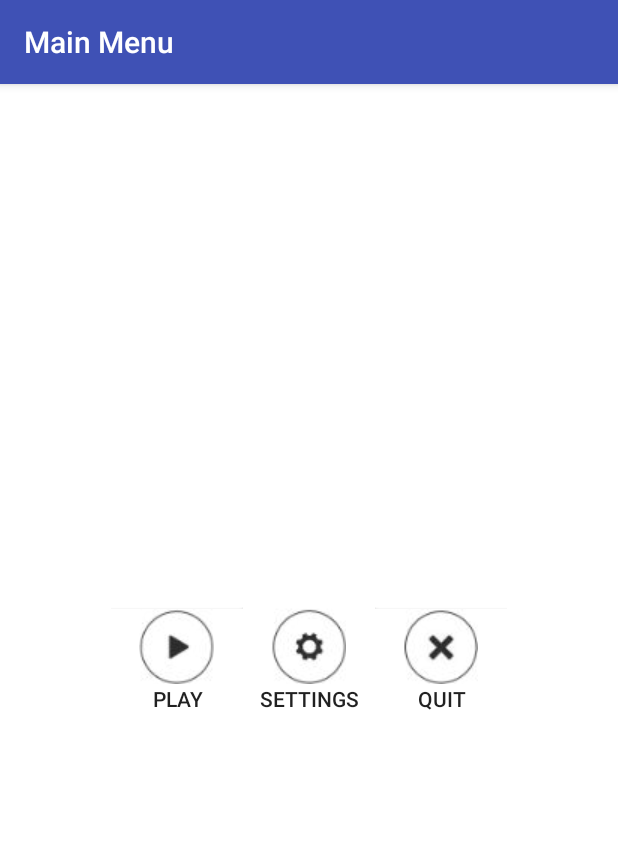
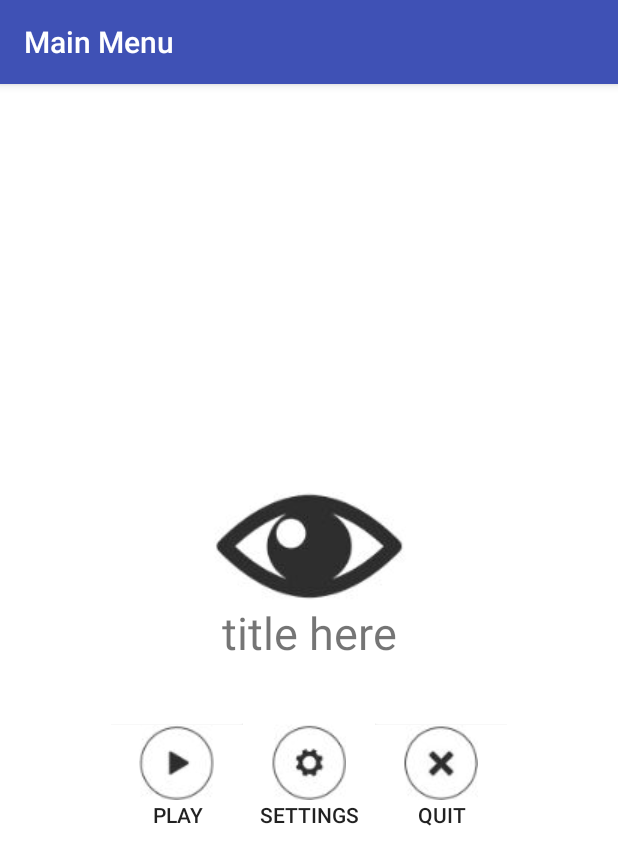
Before and after one commit to sphassan/Team-NULL, an Android app: the screen it shows after launch (MainActivity), on a phone screen of 412 x 824 dp. Shown: the top 865 px of the screen. Run offline under Robolectric (Android 15) with nearby library versions, the phone set to English and light mode, and no system bars.

Commit message:
main menu display changes

```diff
--- a/team-null/app/src/main/res/layout/activity_main.xml
+++ b/team-null/app/src/main/res/layout/activity_main.xml
@@ -10,11 +10,29 @@
     <LinearLayout
         android:id="@+id/LinearLayout"
         android:layout_height="wrap_content"
+        android:layout_width="fill_parent"
+        android:orientation="vertical"
+        android:gravity="center"
+        app:layout_constraintBottom_toBottomOf="parent"
+        app:layout_constraintTop_toTopOf="parent">
+
+        <TextView
             android:layout_width="wrap_content"
-        app:layout_constraintBottom_toBottomOf="parent"
-        app:layout_constraintLeft_toLeftOf="parent"
-        app:layout_constraintRight_toRightOf="parent"
-        app:layout_constraintTop_toTopOf="parent">
+            android:layout_height="wrap_content"
+            android:gravity="center_horizontal"
+            android:drawableTop="@drawable/eye"
+            android:textSize="30sp"
+            android:text="title here"/>
+
+        <View
+            android:layout_width="fill_parent"
+            android:layout_height="40dp"
+            android:layout_weight="1"/>
+
+        <LinearLayout
+            android:layout_width="wrap_content"
+            android:layout_height="wrap_content"
+            android:orientation="horizontal">
             <Button
                 android:id="@+id/play"
                 android:background="#ffffff"
@@ -43,5 +61,6 @@
                 android:drawableTop="@drawable/quit_button">
             </Button>
         </LinearLayout>
+    </LinearLayout>
 
 </android.support.constraint.ConstraintLayout>
--- a/team-null/build.gradle
+++ b/team-null/build.gradle
@@ -5,7 +5,7 @@ buildscript {
         jcenter()
     }
     dependencies {
-        classpath 'com.android.tools.build:gradle:2.3.2'
+        classpath 'com.android.tools.build:gradle:2.3.3'
 
         // NOTE: Do not place your application dependencies here; they belong
         // in the individual module build.gradle files
```
Also changed, not shown: team-null/app/src/main/res/drawable/eye.png (added). Lines whose indentation alone changed are shown as unchanged.
